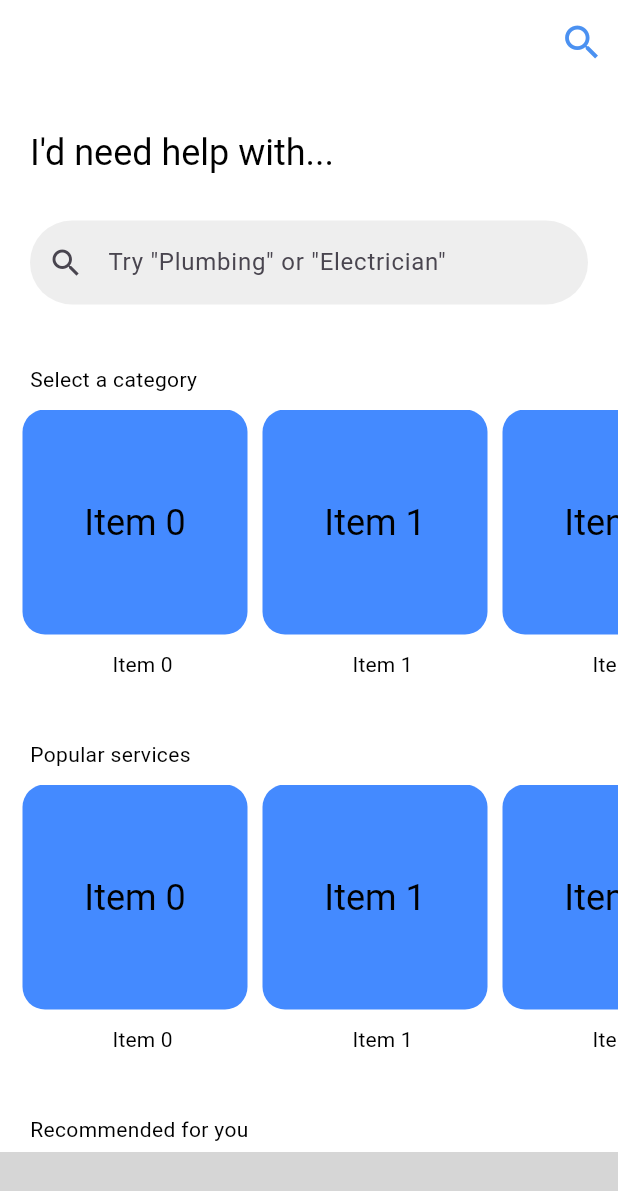
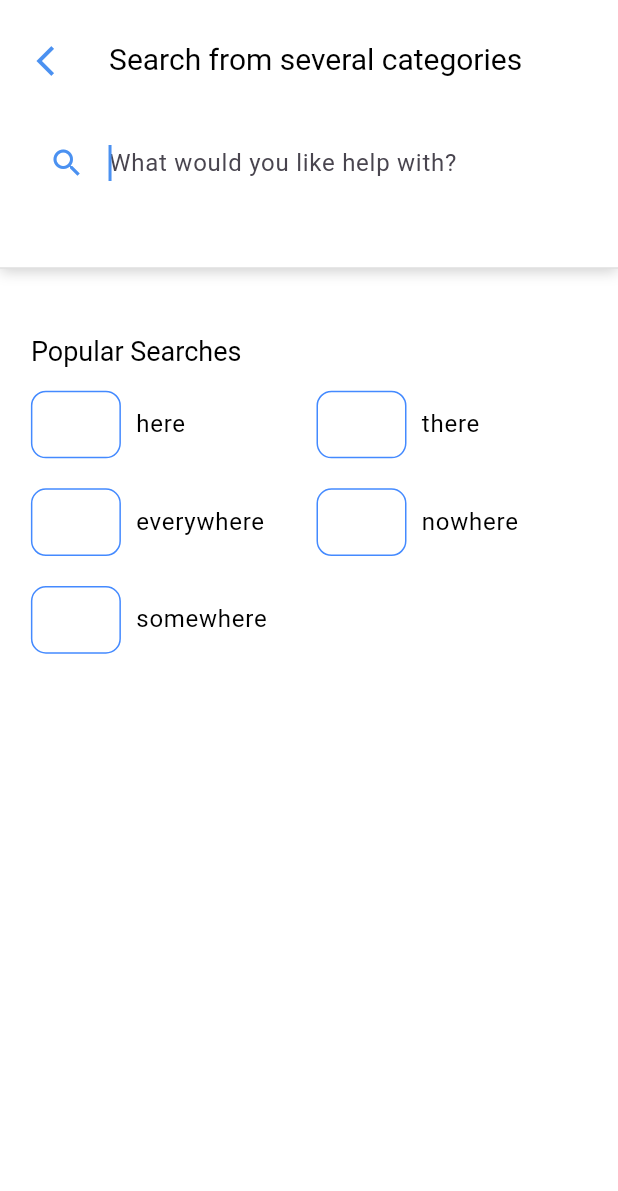
Before and after one commit to StormGear/assist_mobile, a Flutter app: the Setup screen opened by its route, after a tap on the "search" icon, on a phone screen of 412 x 824 dp. Shown: the top 1191 px of the screen. Run offline on Flutter 3.47's test engine with Material 3 defaults, Android fonts, the light colour scheme and no system bars; our stand-ins replace easy_localization, firebase_core, flutter_svg, gap, get, shared_preferences; missing offline and left inert: cuberto_bottom_bar; accounts and stored records are empty; grey boxes are pictures that could not be loaded.

Commit message:
search screen made

```diff
--- a/lib/features/home/screens/home.dart
+++ b/lib/features/home/screens/home.dart
@@ -1,6 +1,7 @@
 import 'package:assist/common_widgets/constants/colors.dart';
 import 'package:flutter/material.dart';
 import 'package:gap/gap.dart';
+import 'package:get/get.dart';
 
 class Home extends StatefulWidget {
   const Home({super.key});
@@ -29,7 +30,7 @@ class _HomeState extends State<Home> {
           Gap(10),
           Padding(
             padding: const EdgeInsets.only(left: 20, top: 20, right: 20),
-            child: _buildSearchField(),
+            child: _buildSearchField(context),
           ),
           Gap(20),
           Padding(
@@ -84,11 +85,18 @@ class _HomeState extends State<Home> {
   }
 }
 
-Widget _buildSearchField() {
+Widget _buildSearchField(BuildContext context) {
   return TextField(
+    onTap: () {
+      Get.toNamed('/search');
+    },
+    readOnly: true,
     decoration: InputDecoration(
       hintText: 'Try "Plumbing" or "Electrician"',
-      prefixIcon: Icon(Icons.search),
+      prefixIcon: Icon(
+        Icons.search,
+        color: Theme.of(context).primaryColor,
+      ),
       filled: true,
       fillColor: Colors.grey[200],
       border: OutlineInputBorder(
@@ -107,8 +115,7 @@ Widget _buildSearchField() {
   );
 }
 
-Widget _buildHorizontalScrollableGrid(BuildContext context,
-    {List<String> items = const []}) {
+Widget _buildHorizontalScrollableGrid(BuildContext context) {
   return SingleChildScrollView(
     scrollDirection: Axis.horizontal,
     child: Padding(
--- a/lib/features/home/screens/setup.dart
+++ b/lib/features/home/screens/setup.dart
@@ -4,6 +4,7 @@ import 'package:assist/features/settings/screens/settings.dart';
 // import 'package:assist/features/home/screens/home.dart';
 import 'package:cuberto_bottom_bar/cuberto_bottom_bar.dart';
 import 'package:flutter/material.dart';
+import 'package:get/get.dart';
 
 class Setup extends StatefulWidget {
   const Setup({super.key});
@@ -62,7 +63,9 @@ class _SetupState extends State<Setup> {
                       Icons.search,
                       color: primaryColor,
                     ),
-                    onPressed: () {},
+                    onPressed: () {
+                      Get.toNamed('/search');
+                    },
                   ),
                 ]),
           3 => AppBar(
--- /dev/null
+++ b/lib/features/search/search.dart
@@ -0,0 +1,330 @@
+import 'dart:developer';
+import 'package:flutter/material.dart';
+import 'package:gap/gap.dart';
+import 'package:get/get.dart';
+
+class Search extends StatefulWidget {
+  const Search({super.key});
+
+  @override
+  State<Search> createState() => _SearchState();
+}
+
+class _SearchState extends State<Search> {
+  bool _isVisible = false;
+  TextEditingController searchController = TextEditingController();
+  bool isSearching = false;
+  List searchList = [];
+  List items = ['here', 'there', 'everywhere', 'nowhere', 'somewhere'];
+  FocusNode searchFocusNode = FocusNode();
+
+  @override
+  void dispose() {
+    searchController.dispose();
+    searchFocusNode.dispose();
+    super.dispose();
+  }
+
+  @override
+  void initState() {
+    super.initState();
+    WidgetsBinding.instance.addPostFrameCallback((_) {
+      searchFocusNode.requestFocus();
+    });
+    searchController.addListener(() {
+      _onChanged();
+    });
+    // Set _isVisible to true after a short delay to trigger the animation
+    Future.delayed(const Duration(milliseconds: 50), () {
+      setState(() {
+        _isVisible = true;
+      });
+    });
+  }
+
+  _onChanged() {
+    getSuggestion(searchController.text);
+  }
+
+  void getSuggestion(String input) async {
+    // String placesApiKey = 'AIzaSyC0j3gDCn4ki-ATFjMRNZYiCekaYaLf9EM';
+
+    try {
+      // String baseURL =
+      //     'https://maps.googleapis.com/maps/api/place/autocomplete/json';
+      // String request =
+      //     '$baseURL?input=$input&key=$placesApiKey&sessiontoken=$_sessionToken';
+      // var response = await http.get(Uri.parse(request));
+      if (true) {
+        // if (response.statusCode == 200) {
+        if (mounted) {
+          // setState(() {
+          //   searchList = json.decode(response.body)['predictions'];
+          // });
+        }
+      }
+      //  else {
+      //   throw Exception('Failed to load predictions');
+      // }
+    } catch (e) {
+      log('Error ${e.toString()}', name: 'Get Suggestions');
+      // customSnackbar('Error getting places predictions', e.toString());
+    }
+  }
+
+  @override
+  Widget build(BuildContext context) {
+    final Size size = MediaQuery.of(context).size;
+
+    return SafeArea(
+      child: Scaffold(
+          resizeToAvoidBottomInset: false,
+          backgroundColor: Theme.of(context).scaffoldBackgroundColor,
+          body: Stack(
+            children: [
+              // Your other widgets here
+              AnimatedPositioned(
+                duration: const Duration(milliseconds: 500),
+                top: _isVisible
+                    ? 0
+                    : -100, // Adjust the value to control the animation
+                left: 0,
+                right: 0,
+                child: Container(
+                  decoration: BoxDecoration(
+                    border: Border(
+                      bottom: BorderSide(
+                        color: Colors.grey.shade300,
+                        width: 1.0,
+                      ),
+                    ),
+                    color: Colors.white,
+                    boxShadow: [
+                      BoxShadow(
+                        color: Colors.grey.withOpacity(0.5),
+                        spreadRadius: 0.3,
+                        blurRadius: 7,
+                        offset: const Offset(
+                            0, 2), // changes the position of the shadow
+                      ),
+                    ],
+                  ),
+                  child: Column(
+                    children: [
+                      SizedBox(
+                        height: size.height * 0.02,
+                      ),
+                      Row(
+                        children: [
+                          SizedBox(
+                            width: size.width * 0.03,
+                          ),
+                          IconButton(
+                            icon: Icon(
+                              Icons.arrow_back_ios,
+                              color: Theme.of(context).primaryColor,
+                            ),
+                            onPressed: () {
+                              setState(() {
+                                _isVisible = false;
+                              });
+
+                              Future.delayed(const Duration(milliseconds: 500),
+                                  () {
+                                Get.back();
+                              });
+                            },
+                          ),
+                          SizedBox(
+                            width: size.width * 0.03,
+                          ),
+                          Expanded(
+                            child: Text(
+                              'Search from several categories',
+                              style: Theme.of(context).textTheme.headlineSmall,
+                            ),
+                          ),
+                        ],
+                      ),
+                      SizedBox(
+                        height: size.height * 0.02,
+                      ),
+                      Row(
+                        children: [
+                          Expanded(
+                            child: Padding(
+                                padding: EdgeInsets.symmetric(
+                                    horizontal: size.width * 0.05),
+                                child: TextField(
+                                  controller: searchController,
+                                  focusNode: searchFocusNode,
+                                  onTap: () {
+                                    // Get.toNamed('/search');
+                                  },
+                                  onChanged: (value) {
+                                    if (value != '') {
+                                      setState(() {
+                                        isSearching = true;
+                                      });
+                                    } else {
+                                      setState(() {
+                                        isSearching = false;
+                                      });
+                                    }
+                                  },
+                                  decoration: InputDecoration(
+                                      hintText:
+                                          'What would you like help with?',
+                                      prefixIcon: Icon(
+                                        Icons.search,
+                                        color: Theme.of(context).primaryColor,
+                                      ),
+                                      suffixIcon: Row(
+                                        mainAxisSize: MainAxisSize.min,
+                                        children: [
+                                          isSearching
+                                              ? IconButton(
+                                                  onPressed: () {
+                                                    setState(() {
+                                                      isSearching = false;
+                                                      searchController.clear();
+                                                    });
+                                                  },
+                                                  icon: const Icon(Icons.close))
+                                              : Container(),
+                                        ],
+                                      )),
+                                )),
+                          ),
+                        ],
+                      ),
+                      SizedBox(
+                        height: size.height * 0.05,
+                      ),
+                    ],
+                  ),
+                ),
+              ),
+              AnimatedPositioned(
+                duration: const Duration(milliseconds: 500),
+                bottom: _isVisible
+                    ? 0
+                    : -size.height *
+                        0.6, // Adjust the value to control the animation
+                left: 0,
+                right: 0,
+                child: Container(
+                  height: size.height * 0.73,
+                  color: Colors.white,
+                  child: Column(
+                    crossAxisAlignment: CrossAxisAlignment.start,
+                    children: [
+                      ListView.builder(
+                        shrinkWrap: true,
+                        itemCount: searchList.length,
+                        itemBuilder: (context, index) {
+                          return Column(
+                            children: [
+                              ListTile(
+                                onTap: () async {
+                                  try {
+                                    if (mounted) {
+                                      setState(() {
+                                        _isVisible = false;
+                                      });
+                                    }
+                                    // DatabaseController
+                                    //     .instance.setPickLocationOnMap = true;
+                                    if (context.mounted) {
+                                      Navigator.pop(context);
+                                    }
+                                  } catch (e) {
+                                    log('Error ${e.toString()}',
+                                        name: 'location from address');
+                                  }
+                                },
+                                title: Text(searchList[index]["description"]),
+                              ),
+                              Divider(
+                                endIndent: size.width * 0.05,
+                                indent: size.width * 0.05,
+                              )
+                            ],
+                          );
+                        },
+                      ),
+                      if (searchList.isEmpty)
+                        Padding(
+                          padding: EdgeInsets.symmetric(
+                              horizontal: size.width * 0.05),
+                          child: Column(
+                            crossAxisAlignment: CrossAxisAlignment.start,
+                            children: [
+                              Text(
+                                'Popular Searches',
+                                style: Theme.of(context).textTheme.titleLarge,
+                              ),
+                              Gap(15),
+                              GridView.builder(
+                                shrinkWrap: true,
+                                physics: NeverScrollableScrollPhysics(),
+                                gridDelegate:
+                                    SliverGridDelegateWithFixedCrossAxisCount(
+                                  crossAxisCount: 2,
+                                  mainAxisSpacing: 20,
+                                  crossAxisSpacing: 10,
+                                  childAspectRatio: 4,
+                                ),
+                                itemCount: items.length,
+                                itemBuilder: (context, index) {
+                                  String item = items[index];
+                                  return LayoutBuilder(
+                                    builder: (context, constraints) {
+                                      return Container(
+                                          width: constraints.maxWidth,
+                                          height: 60,
+                                          decoration: BoxDecoration(
+                                            color: Colors.transparent,
+                                          ),
+                                          child: Row(
+                                            mainAxisAlignment:
+                                                MainAxisAlignment.start,
+                                            children: [
+                                              Container(
+                                                width: 60,
+                                                height: 60,
+                                                decoration: BoxDecoration(
+                                                  color: Colors.transparent,
+                                                  borderRadius:
+                                                      BorderRadius.circular(10),
+                                                  border: Border.all(
+                                                      color: Colors.blueAccent),
+                                                  shape: BoxShape.rectangle,
+                                                ),
+                                              ),
+                                              Gap(10),
+                                              Text(
+                                                item,
+                                                style: Theme.of(context)
+                                                    .textTheme
+                                                    .bodyLarge,
+                                                textAlign: TextAlign.center,
+                                              ),
+                                            ],
+                                          ));
+                                    },
+                                  );
+                                },
+                              )
+                            ],
+                          ),
+                        ),
+                    ],
+                  ),
+                ),
+              ),
+            ],
+          )),
+    );
+  }
+}
--- a/lib/routes/page_routes.dart
+++ b/lib/routes/page_routes.dart
@@ -1,4 +1,5 @@
 import 'package:assist/features/home/screens/setup.dart';
+import 'package:assist/features/search/search.dart';
 import 'package:assist/features/welcome/screens/welcome.dart';
 import 'package:assist/features/onboarding/onboarding.dart';
 import 'package:assist/features/signin/signin.dart';
@@ -13,6 +14,7 @@ final List<GetPage<dynamic>> appRoutes = [
   GetPage(name: '/signup', page: () => const SignUp()),
   GetPage(name: '/signin', page: () => const SignIn()),
   GetPage(name: '/home', page: () => const Setup()),
+  GetPage(name: '/search', page: () => const Search()),
 ];
 
 /// `openingRoutes` represents routes to the initial screens of the application.
--- a/pubspec.yaml
+++ b/pubspec.yaml
@@ -77,6 +77,7 @@ flutter:
     - assets/images/onboarding/
     - assets/translations/
     - assets/images/signin/
+    - assets/images/settings/
 
   # An image asset can refer to one or more resolution-specific "variants", see
   # https://flutter.dev/to/resolution-aware-images
```
Also changed, not shown: assets/images/settings/gift.png (added), assets/images/settings/profile.jpg (added).
